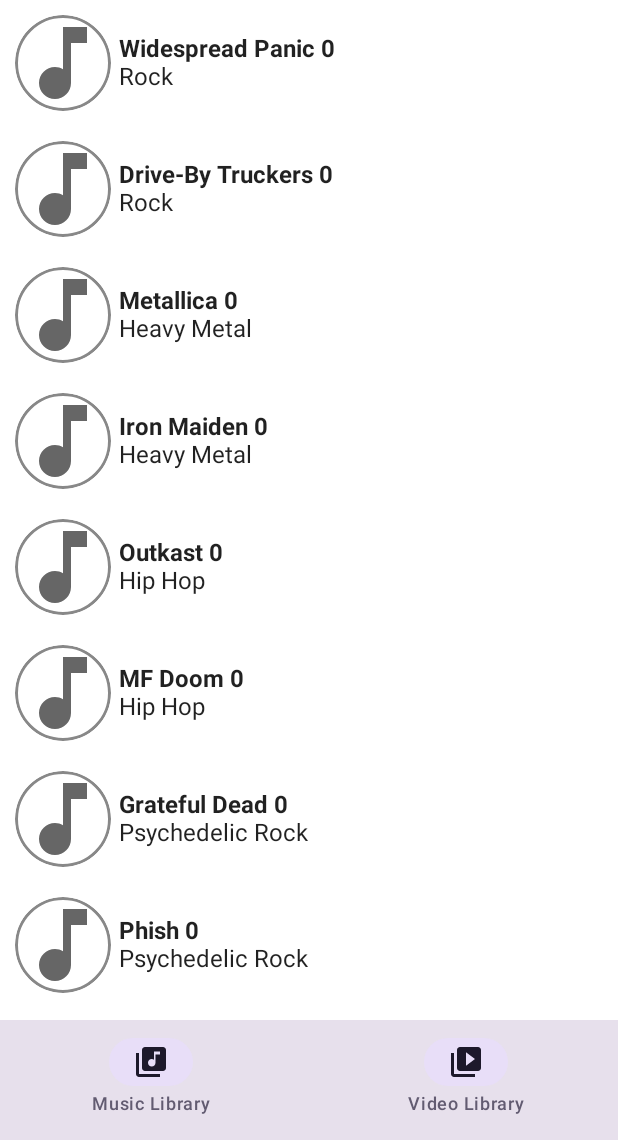
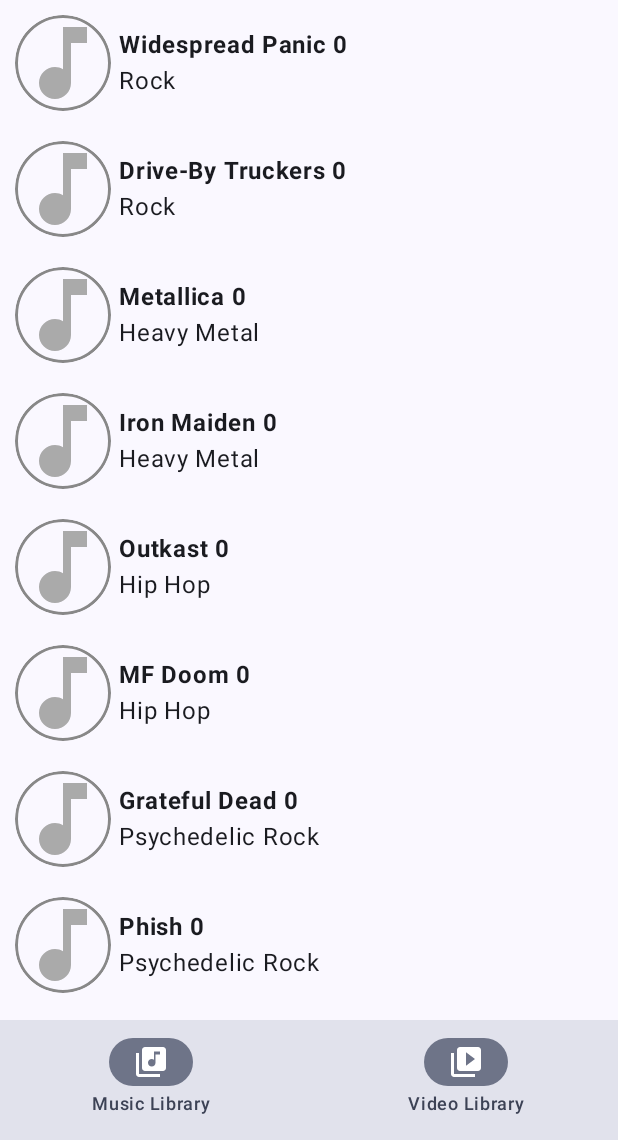
Before and after one commit to mikedunbar/MADMediaBrowser, an Android app built with Jetpack Compose: the screen it shows after launch (MusicBrowserActivity), on a phone screen of 412 x 824 dp, the part 96-1236 px from its top. Run offline under Robolectric (Android 15) with nearby library versions, the phone set to English and light mode, and no system bars; our stand-ins replace Dagger/Hilt's generated code.

Commit message:
recover from some M3 upgrade weirdness

```diff
--- a/app/build.gradle.kts
+++ b/app/build.gradle.kts
@@ -74,22 +74,20 @@ android {
 }
 
 dependencies {
-    implementation("androidx.compose.material3:material3-android:1.2.1")
     coreLibraryDesugaring("com.android.tools:desugar_jdk_libs:2.0.4")
+    implementation("androidx.core:core-splashscreen:1.0.1")
+    implementation("androidx.core:core-ktx:1.13.1")
+    implementation("androidx.appcompat:appcompat:1.6.1")
 
     val composeBom = platform("androidx.compose:compose-bom:2024.02.01")
     implementation(composeBom)
-    androidTestImplementation(composeBom)
+    implementation("androidx.compose.ui:ui")
+    implementation("androidx.compose.ui:ui-tooling")
 
-    implementation("androidx.core:core-splashscreen:1.0.1")
-    implementation("androidx.core:core-ktx:1.13.1")
-    implementation("androidx.appcompat:appcompat:1.6.1")
-    implementation("com.google.android.material:material:1.12.0")
-    implementation("androidx.compose.ui:ui")
-    implementation("androidx.compose.material:material:material3")
+    implementation("androidx.compose.material3:material3-android:1.2.1")
     implementation("androidx.compose.material3:material3-window-size-class:1.2.1")
+    implementation("androidx.compose.material3:material3-adaptive-navigation-suite:1.0.0-alpha07")
     implementation("androidx.compose.material:material-icons-extended")
-    implementation("androidx.compose.ui:ui-tooling")
 
     implementation("androidx.navigation:navigation-compose:2.7.7")
     implementation("androidx.activity:activity-compose:1.9.0")
@@ -126,6 +124,8 @@ dependencies {
     androidTestImplementation("androidx.test.ext:junit:1.1.5")
     androidTestImplementation("androidx.test.espresso:espresso-core:3.5.1")
     androidTestImplementation("androidx.compose.ui:ui-test-junit4")
+    androidTestImplementation(composeBom)
+
 
     debugImplementation("androidx.compose.ui:ui-tooling")
 }
--- a/app/src/main/java/dunbar/mike/musicbrowser/ui/AlbumsScreenBody.kt
+++ b/app/src/main/java/dunbar/mike/musicbrowser/ui/AlbumsScreenBody.kt
@@ -10,8 +10,8 @@ import androidx.compose.foundation.layout.size
 import androidx.compose.foundation.lazy.LazyColumn
 import androidx.compose.foundation.lazy.rememberLazyListState
 import androidx.compose.foundation.shape.CircleShape
-import androidx.compose.material.Surface
-import androidx.compose.material.Text
+import androidx.compose.material3.Surface
+import androidx.compose.material3.Text
 import androidx.compose.runtime.Composable
 import androidx.compose.runtime.collectAsState
 import androidx.compose.ui.Alignment
--- a/app/src/main/java/dunbar/mike/musicbrowser/ui/BandsScreenBody.kt
+++ b/app/src/main/java/dunbar/mike/musicbrowser/ui/BandsScreenBody.kt
@@ -7,8 +7,9 @@ import androidx.compose.foundation.lazy.LazyColumn
 import androidx.compose.foundation.lazy.rememberLazyListState
 import androidx.compose.foundation.selection.selectable
 import androidx.compose.foundation.shape.CircleShape
-import androidx.compose.material.Surface
-import androidx.compose.material.Text
+import androidx.compose.material3.Surface
+import androidx.compose.material3.Text
+
 import androidx.compose.runtime.Composable
 import androidx.compose.runtime.collectAsState
 import androidx.compose.ui.Alignment
--- a/app/src/main/java/dunbar/mike/musicbrowser/ui/MusicBrowserActivity.kt
+++ b/app/src/main/java/dunbar/mike/musicbrowser/ui/MusicBrowserActivity.kt
@@ -5,8 +5,9 @@ import androidx.activity.ComponentActivity
 import androidx.activity.compose.setContent
 import androidx.activity.viewModels
 import androidx.compose.foundation.layout.padding
-import androidx.compose.material.Scaffold
-import androidx.compose.material.Surface
+import androidx.compose.material3.Scaffold
+import androidx.compose.material3.Surface
+
 import androidx.compose.runtime.Composable
 import androidx.compose.ui.Modifier
 import androidx.core.splashscreen.SplashScreen.Companion.installSplashScreen
--- a/app/src/main/java/dunbar/mike/musicbrowser/ui/Shared.kt
+++ b/app/src/main/java/dunbar/mike/musicbrowser/ui/Shared.kt
@@ -46,7 +46,7 @@ fun MusicBrowserBottomNavBar(modifier: Modifier = Modifier) {
             icon = {
                 Icon(
                     imageVector = Icons.Default.LibraryMusic,
-                    contentDescription = null
+                    contentDescription = stringResource(R.string.music_library)
                 )
             },
             label = {
@@ -61,7 +61,7 @@ fun MusicBrowserBottomNavBar(modifier: Modifier = Modifier) {
             icon = {
                 Icon(
                     imageVector = Icons.Default.VideoLibrary,
-                    contentDescription = null
+                    contentDescription = stringResource(R.string.video_library)
                 )
             },
             label = {
--- a/app/src/main/java/dunbar/mike/musicbrowser/ui/theme/Color.kt
+++ b/app/src/main/java/dunbar/mike/musicbrowser/ui/theme/Color.kt
@@ -2,6 +2,10 @@ package dunbar.mike.musicbrowser.ui.theme
 
 import androidx.compose.ui.graphics.Color
 
-val Purple200 = Color(0xFFBB86FC)
-val Purple500 = Color(0xFF6200EE)
-val Purple700 = Color(0xFF3700B3)
+val Purple80 = Color(0xFFD0BCFF)
+val PurpleGrey80 = Color(0xFFCCC2DC)
+val Pink80 = Color(0xFFEFB8C8)
+
+val Purple40 = Color(0xFF6650a4)
+val PurpleGrey40 = Color(0xFF625b71)
+val Pink40 = Color(0xFF7D5260)
--- a/app/src/main/java/dunbar/mike/musicbrowser/ui/theme/Theme.kt
+++ b/app/src/main/java/dunbar/mike/musicbrowser/ui/theme/Theme.kt
@@ -1,38 +1,70 @@
 package dunbar.mike.musicbrowser.ui.theme
 
+import android.app.Activity
+import android.os.Build
 import androidx.compose.foundation.isSystemInDarkTheme
-import androidx.compose.material.MaterialTheme
-import androidx.compose.material.darkColors
-import androidx.compose.material.lightColors
+import androidx.compose.material3.MaterialTheme
+import androidx.compose.material3.darkColorScheme
+import androidx.compose.material3.dynamicDarkColorScheme
+import androidx.compose.material3.dynamicLightColorScheme
+import androidx.compose.material3.lightColorScheme
 import androidx.compose.runtime.Composable
-import androidx.compose.ui.graphics.Color
+import androidx.compose.runtime.SideEffect
+import androidx.compose.ui.graphics.toArgb
+import androidx.compose.ui.platform.LocalContext
+import androidx.compose.ui.platform.LocalView
+import androidx.core.view.WindowCompat
+
+private val DarkColorScheme = darkColorScheme(
+    primary = Purple80,
+    secondary = PurpleGrey80,
+    tertiary = Pink80
+)
+
+private val LightColorScheme = lightColorScheme(
+    primary = Purple40,
+    secondary = PurpleGrey40,
+    tertiary = Pink40
+
+    /* Other default colors to override
+    background = Color(0xFFFFFBFE),
+    surface = Color(0xFFFFFBFE),
+    onPrimary = Color.White,
+    onSecondary = Color.White,
+    onTertiary = Color.White,
+    onBackground = Color(0xFF1C1B1F),
+    onSurface = Color(0xFF1C1B1F),
+    */
+)
 
 @Composable
 fun MusicBrowserTheme(
     darkTheme: Boolean = isSystemInDarkTheme(),
+    // Dynamic color is available on Android 12+
+    dynamicColor: Boolean = true,
     content: @Composable () -> Unit
 ) {
+    val colorScheme = when {
+        dynamicColor && Build.VERSION.SDK_INT >= Build.VERSION_CODES.S -> {
+            val context = LocalContext.current
+            if (darkTheme) dynamicDarkColorScheme(context) else dynamicLightColorScheme(context)
+        }
+
+        darkTheme -> DarkColorScheme
+        else -> LightColorScheme
+    }
+    val view = LocalView.current
+    if (!view.isInEditMode) {
+        SideEffect {
+            val window = (view.context as Activity).window
+            window.statusBarColor = colorScheme.primary.toArgb()
+            WindowCompat.getInsetsController(window, view).isAppearanceLightStatusBars = darkTheme
+        }
+    }
+
     MaterialTheme(
-        colors = if (darkTheme) DarkColorPalette else LightColorPalette,
+        colorScheme = colorScheme,
         typography = Typography,
         content = content
     )
 }
-
-private val DarkColorPalette = darkColors(
-    primary = Purple200,
-    primaryVariant = Purple700,
-    onPrimary = Color.White,
-    secondary = Purple200,
-    secondaryVariant = Purple700,
-    onSecondary = Color.White,
-)
-
-private val LightColorPalette = lightColors(
-    primary = Purple500,
-    primaryVariant = Purple700,
-    onPrimary = Color.Black,
-    secondary = Purple500,
-    secondaryVariant = Purple700,
-    onSecondary = Color.Black,
-)
--- a/app/src/main/java/dunbar/mike/musicbrowser/ui/theme/Type.kt
+++ b/app/src/main/java/dunbar/mike/musicbrowser/ui/theme/Type.kt
@@ -1,6 +1,6 @@
 package dunbar.mike.musicbrowser.ui.theme
 
-import androidx.compose.material.Typography
+import androidx.compose.material3.Typography
 import androidx.compose.ui.text.TextStyle
 import androidx.compose.ui.text.font.FontFamily
 import androidx.compose.ui.text.font.FontWeight
@@ -8,21 +8,27 @@ import androidx.compose.ui.unit.sp
 
 // Set of Material typography styles to start with
 val Typography = Typography(
-    body1 = TextStyle(
+    bodyLarge = TextStyle(
         fontFamily = FontFamily.Default,
         fontWeight = FontWeight.Normal,
-        fontSize = 16.sp
+        fontSize = 16.sp,
+        lineHeight = 24.sp,
+        letterSpacing = 0.5.sp
     )
     /* Other default text styles to override
-    button = TextStyle(
-        fontFamily = FontFamily.Default,
-        fontWeight = FontWeight.W500,
-        fontSize = 14.sp
-    ),
-    caption = TextStyle(
+    titleLarge = TextStyle(
         fontFamily = FontFamily.Default,
         fontWeight = FontWeight.Normal,
-        fontSize = 12.sp
+        fontSize = 22.sp,
+        lineHeight = 28.sp,
+        letterSpacing = 0.sp
+    ),
+    labelSmall = TextStyle(
+        fontFamily = FontFamily.Default,
+        fontWeight = FontWeight.Medium,
+        fontSize = 11.sp,
+        lineHeight = 16.sp,
+        letterSpacing = 0.5.sp
     )
     */
 )
--- a/app/src/main/res/values-night/colors.xml
+++ /dev/null
@@ -1,5 +0,0 @@
-<?xml version="1.0" encoding="utf-8"?>
-<resources>
-    <color name="animated_icon_color">#99606060</color>
-    <color name="branding_image_text_color">#CCFFFFFF</color>
-</resources>
--- a/app/src/main/res/values-night/themes.xml
+++ /dev/null
@@ -1,16 +0,0 @@
-<resources xmlns:tools="http://schemas.android.com/tools">
-    <!-- Base application theme. -->
-    <style name="Theme.MusicBrowser" parent="Theme.MaterialComponents.DayNight.DarkActionBar">
-        <!-- Primary brand color. -->
-        <item name="colorPrimary">@color/purple_200</item>
-        <item name="colorPrimaryVariant">@color/purple_700</item>
-        <item name="colorOnPrimary">@color/black</item>
-        <!-- Secondary brand color. -->
-        <item name="colorSecondary">@color/teal_200</item>
-        <item name="colorSecondaryVariant">@color/teal_200</item>
-        <item name="colorOnSecondary">@color/black</item>
-        <!-- Status bar color. -->
-        <item name="android:statusBarColor" tools:targetApi="l">?attr/colorPrimaryVariant</item>
-        <!-- Customize your theme here. -->
-    </style>
-</resources>
--- a/app/src/main/res/values/themes.xml
+++ b/app/src/main/res/values/themes.xml
@@ -1,34 +1,4 @@
 <resources xmlns:tools="http://schemas.android.com/tools">
     <!-- Base application theme. -->
-    <style name="Theme.MusicBrowser" parent="Theme.MaterialComponents.DayNight.DarkActionBar">
-        <!-- Primary brand color. -->
-        <item name="colorPrimary">@color/purple_500</item>
-        <item name="colorPrimaryVariant">@color/purple_700</item>
-        <item name="colorOnPrimary">@color/white</item>
-        <!-- Secondary brand color. -->
-        <item name="colorSecondary">@color/teal_200</item>
-        <item name="colorSecondaryVariant">@color/teal_700</item>
-        <item name="colorOnSecondary">@color/black</item>
-        <!-- Status bar color. -->
-        <item name="android:statusBarColor" tools:targetApi="l">?attr/colorPrimaryVariant</item>
-        <!-- Customize your theme here. -->
-    </style>
-
-    <style name="Theme.MusicBrowser.NoActionBar">
-        <item name="windowActionBar">false</item>
-        <item name="windowNoTitle">true</item>
-    </style>
-
-    <style name="Theme.MusicBrowser.AppBarOverlay" parent="ThemeOverlay.AppCompat.Dark.ActionBar" />
-
-    <style name="Theme.MusicBrowser.PopupOverlay" parent="ThemeOverlay.AppCompat.Light" />
-
-    <style name="Theme.AppSplash.NoActionBar">
-        <item name="windowActionBar">false</item>
-        <item name="windowNoTitle">true</item>
-    </style>
-
-    <style name="Theme.AppSplash.AppBarOverlay" parent="ThemeOverlay.AppCompat.Dark.ActionBar" />
-
-    <style name="Theme.AppSplash.PopupOverlay" parent="ThemeOverlay.AppCompat.Light" />
+    <style name="Theme.MusicBrowser" parent="android:Theme.Material.Light.NoActionBar" />
 </resources>
```
